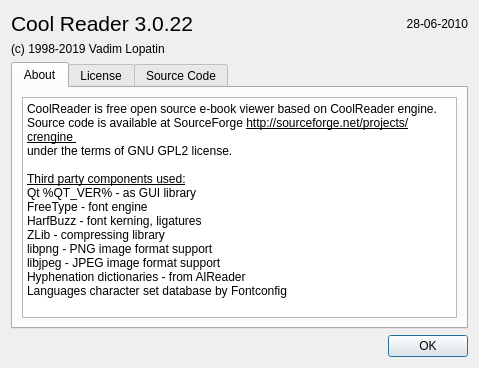
The window that cr3qt/src/aboutdlg.ui (buggins/coolreader) describes before a commit, drawn with Qt 5.
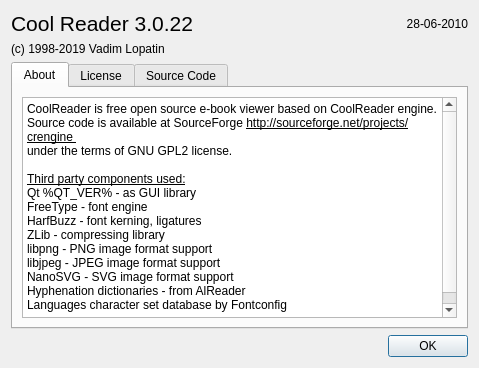
The same window after the commit.

```diff
--- a/cr3qt/src/aboutdlg.ui
+++ b/cr3qt/src/aboutdlg.ui
@@ -80,6 +80,7 @@
 &lt;p style=&quot; margin-top:0px; margin-bottom:0px; margin-left:0px; margin-right:0px; -qt-block-indent:0; text-indent:0px;&quot;&gt;&lt;span style=&quot; font-family:'DejaVu Sans'; font-size:9pt;&quot;&gt;ZLib - compressing library&lt;/span&gt;&lt;/p&gt;
 &lt;p style=&quot; margin-top:0px; margin-bottom:0px; margin-left:0px; margin-right:0px; -qt-block-indent:0; text-indent:0px;&quot;&gt;&lt;span style=&quot; font-family:'DejaVu Sans'; font-size:9pt;&quot;&gt;libpng - PNG image format support&lt;/span&gt;&lt;/p&gt;
 &lt;p style=&quot; margin-top:0px; margin-bottom:0px; margin-left:0px; margin-right:0px; -qt-block-indent:0; text-indent:0px;&quot;&gt;&lt;span style=&quot; font-family:'DejaVu Sans'; font-size:9pt;&quot;&gt;libjpeg - JPEG image format support&lt;/span&gt;&lt;/p&gt;
+&lt;p style=&quot; margin-top:0px; margin-bottom:0px; margin-left:0px; margin-right:0px; -qt-block-indent:0; text-indent:0px;&quot;&gt;&lt;span style=&quot; font-size:9pt;&quot;&gt;NanoSVG - SVG image format support&lt;/span&gt;&lt;/p&gt;
 &lt;p style=&quot; margin-top:0px; margin-bottom:0px; margin-left:0px; margin-right:0px; -qt-block-indent:0; text-indent:0px;&quot;&gt;&lt;span style=&quot; font-family:'DejaVu Sans'; font-size:9pt;&quot;&gt;Hyphenation dictionaries - from AlReader&lt;/span&gt;&lt;/p&gt;
 &lt;p style=&quot; margin-top:0px; margin-bottom:0px; margin-left:0px; margin-right:0px; -qt-block-indent:0; text-indent:0px;&quot;&gt;&lt;span style=&quot; font-family:'DejaVu Sans'; font-size:9pt;&quot;&gt;Languages character set database by Fontconfig&lt;/span&gt;&lt;/p&gt;
 &lt;p style=&quot;-qt-paragraph-type:empty; margin-top:0px; margin-bottom:0px; margin-left:0px; margin-right:0px; -qt-block-indent:0; text-indent:0px; font-family:'DejaVu Sans'; font-size:9pt;&quot;&gt;&lt;br /&gt;&lt;/p&gt;&lt;/body&gt;&lt;/html&gt;</string>
```
